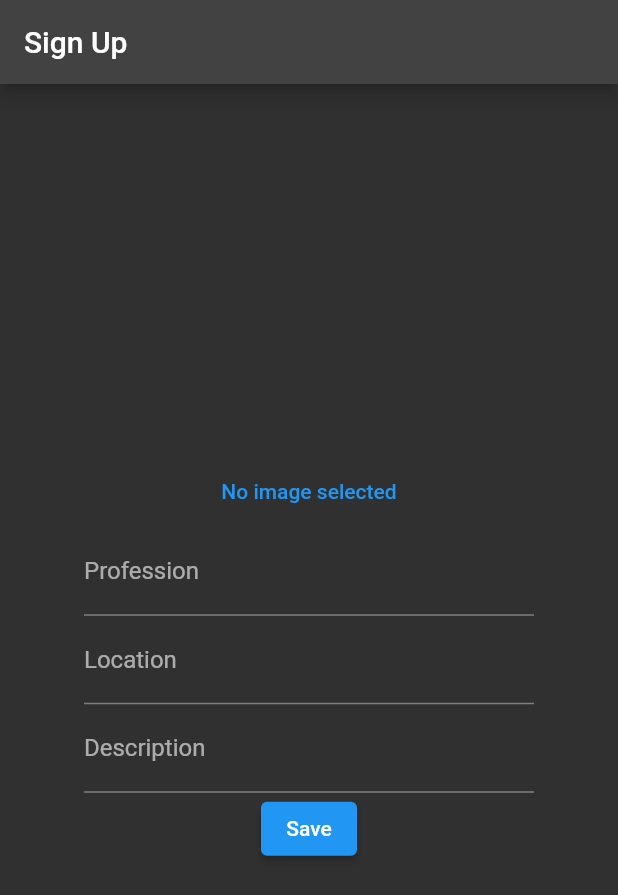
After one commit to VicBVic/gatherer, a Flutter app: the ScaffoldMain screen opened directly, item 2 of the bottom bar chosen, after a tap on "Profile", on a phone screen of 412 x 824 dp. The commit adds this screen. Shown: the top 895 px of the screen. Run offline on Flutter 3.47's test engine with Material 2 defaults, Android fonts, the phone set to English and light mode, and no system bars; our stand-ins replace cloud_firestore, firebase_auth, firebase_core, firebase_storage, image_picker; accounts and stored records are empty.

Commit message:
Profil functional

```diff
--- /dev/null
+++ b/lib/account.dart
@@ -0,0 +1,77 @@
+import 'dart:developer';
+
+import 'package:clean_our_cities/profil.dart';
+import 'package:flutter/material.dart';
+import 'package:clean_our_cities/scaffold_main.dart';
+import 'package:clean_our_cities/menus/setari_user.dart';
+
+class Account extends StatefulWidget {
+  const Account({Key? key}) : super(key: key);
+
+  @override
+  _AccountState createState() => _AccountState();
+}
+
+class _AccountState extends State<Account> with SingleTickerProviderStateMixin {
+  late AnimationController _controller;
+
+  @override
+  void initState() {
+    super.initState();
+    _controller = AnimationController(vsync: this);
+  }
+
+  @override
+  void dispose() {
+    _controller.dispose();
+    super.dispose();
+  }
+
+  @override
+  Widget build(BuildContext context) {
+    return MaterialApp(
+      title: "Menu",
+      theme: ThemeData.dark(),
+      darkTheme: ThemeData.dark(),
+      home: Scaffold(
+        appBar: AppBar(
+          title: Text("Menu"),
+        ),
+        body: Center(
+          child: Container(
+            constraints: const BoxConstraints(
+              maxWidth: 300,
+            ),
+            alignment: Alignment.center,
+            child: Column(
+              crossAxisAlignment: CrossAxisAlignment.center,
+              mainAxisAlignment: MainAxisAlignment.center,
+              children: [
+                Container(
+                  padding: const EdgeInsets.only(top: 20),
+                  child: ElevatedButton(
+                    onPressed:()=> Navigator.push(
+                      context,
+                      MaterialPageRoute(builder: (context) => Settings()),
+                    ),
+                    child: Text("Settings"),
+                  ),
+                ),
+                Container(
+                  padding: const EdgeInsets.only(top: 20),
+                  child: ElevatedButton(
+                    onPressed:()=> Navigator.push(
+                      context,
+                      MaterialPageRoute(builder: (context) => Profil()),
+                    ),
+                    child: Text("Profile"),
+                  ),
+                ),
+              ],
+            ),
+          ),
+        ),
+      ),
+    );
+  }
+}
--- a/lib/navigation_bar_main.dart
+++ b/lib/navigation_bar_main.dart
@@ -27,7 +27,7 @@ class _NavigationBarMainState extends State<NavigationBarMain> {
 
         ),
         BottomNavigationBarItem(
-          icon: Icon(Icons.settings),
+          icon: Icon(Icons.person),
           backgroundColor: Theme.of(context).colorScheme.secondary,
           label:"Account",
 
--- /dev/null
+++ b/lib/profil.dart
@@ -0,0 +1,144 @@
+import 'dart:developer';
+import 'dart:io';
+
+import 'package:clean_our_cities/scaffold_main.dart';
+import 'package:cloud_firestore/cloud_firestore.dart';
+import 'package:firebase_storage/firebase_storage.dart';
+import 'package:flutter/material.dart';
+import 'package:firebase_auth/firebase_auth.dart';
+import 'package:image_picker/image_picker.dart';
+
+class Profil extends StatefulWidget {
+  const Profil({Key? key}) : super(key: key);
+
+  @override
+  _ProfilState createState() => _ProfilState();
+
+}
+
+class _ProfilState extends State<Profil> with SingleTickerProviderStateMixin {
+  late AnimationController _controller;
+
+  @override
+  void initState() {
+    super.initState();
+    _controller = AnimationController(vsync: this);
+  }
+
+  @override
+  void dispose() {
+    _controller.dispose();
+    super.dispose();
+  }
+
+  final prof= TextEditingController();
+  final loc=TextEditingController() ;
+  final desc =TextEditingController();
+
+  Widget wii = Text("No image selected");
+
+  Future<String> uploadImage(File img) async {
+    StorageReference ref = FirebaseStorage().ref().child(
+        img.hashCode.toString());
+    StorageUploadTask uploadTask = ref.putFile(img);
+
+    var dowurl = await (await uploadTask.onComplete).ref.getDownloadURL();
+
+    return dowurl.toString();
+  }
+
+  _getimage() async {
+    _getData();
+    final imagePicker = ImagePicker();
+    final image = await imagePicker.pickImage(source: ImageSource.gallery);
+    Firestore.instance.collection("profiles").document("${(await FirebaseAuth.instance.currentUser()).uid}").updateData({
+      "image": await uploadImage(File(image!.path)),
+    });
+}
+
+  _getData()async{
+    await Firestore.instance.collection("profiles").document("${(await FirebaseAuth.instance.currentUser()).uid}").get().then((value) =>{
+      for(var v in value.data.entries){
+        if(v.key=="image"&&v.value!=""){
+          setState((){
+            wii=Image(image: NetworkImage(v.value));
+          })
+        },
+        if(v.key=="descriere"){
+          desc.text=v.value,
+        },
+        if(v.key=="profesie"){
+          prof.text=v.value,
+        },
+        if(v.key=="locatie"){
+          loc.text=v.value,
+        },
+      }
+    });
+  }
+
+  _save()async{
+    await Firestore.instance.collection("profiles").document("${(await FirebaseAuth.instance.currentUser()).uid}").updateData({
+      "descriere": desc.text,
+      "locatie": loc.text,
+      "profesie": prof.text,
+    });
+    Navigator.pushAndRemoveUntil(
+      context,
+      MaterialPageRoute(builder: (context)=>ScaffoldMain()),
+          (route) => false,
+    );
+  }
+
+  @override
+  Widget build(BuildContext context) {
+    _getData();
+    return MaterialApp(
+        title: "Sign Up",
+        theme: ThemeData.dark(),
+        darkTheme: ThemeData.dark(),
+        home: Scaffold(
+          appBar: AppBar(
+            title: const Text("Sign Up"),
+          ),
+          body: Center(
+            child: Container(
+                constraints: const BoxConstraints(maxWidth: 300),
+                child: SingleChildScrollView(
+                  child: Column(
+                    children: [
+                      TextButton(
+                          onPressed: _getimage,
+                          child: wii,
+                      ),
+                      TextField(
+                        controller: prof,
+                        decoration: InputDecoration(
+                          labelText: "Profession",
+                        ),
+                      ),
+                      TextField(
+                        controller: loc,
+                        decoration: InputDecoration(
+                          labelText: "Location",
+                        ),
+                      ),
+                      TextField(
+                        controller: desc,
+                        decoration: InputDecoration(
+                          labelText: "Description",
+                        ),
+                      ),
+                      ElevatedButton(
+                          onPressed: _save,
+                          child: Text("Save"),
+                      ),
+                    ],
+                  ),
+                ),
+            ),
+          ),
+        )
+    );
+  }
+}
--- a/lib/scaffold_main.dart
+++ b/lib/scaffold_main.dart
@@ -1,3 +1,4 @@
+import 'package:clean_our_cities/account.dart';
 import 'package:clean_our_cities/navigation_bar_main.dart';
 import 'package:flutter/material.dart';
 import 'package:clean_our_cities/post/postare.dart';
@@ -14,7 +15,7 @@ class ScaffoldMain extends StatefulWidget {
 
 class _ScaffoldMainState extends State<ScaffoldMain> {
 
-  var menus=[MainFeed(),Settings(),CreearePostare()];
+  var menus=[MainFeed(),Account(),CreearePostare()];
 
   int currentIndex=0;
   int getIndex(){
```
Also changed, not shown: lib/menu.dart (+24 -8 lines), lib/menus/setari_user.dart (+54 -96 lines), lib/signup.dart (+11 -5 lines).
